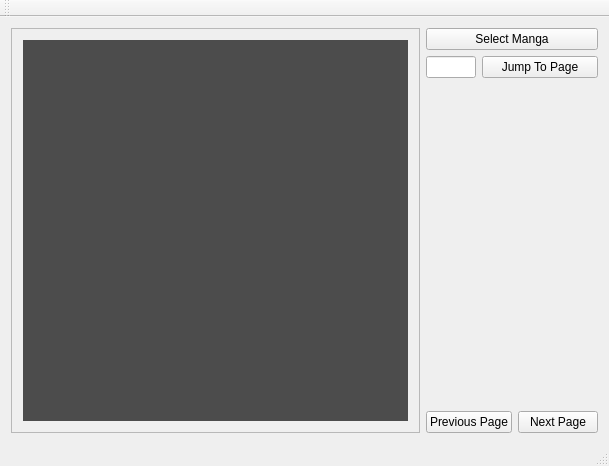
Before: the Qt Designer form mainwindow.ui in joe-broder15/mango, drawn with Qt 5.
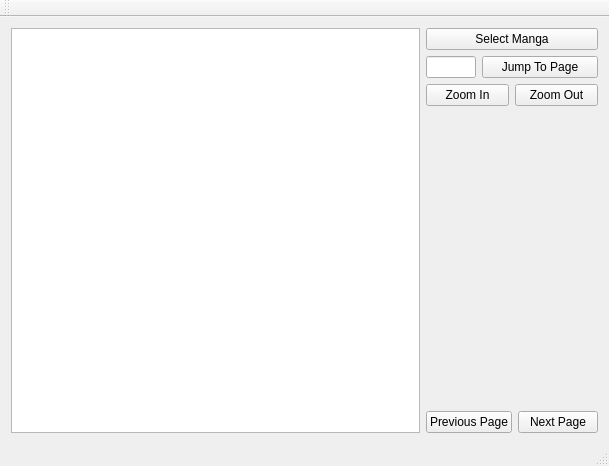
After: the same form once the commit is applied.

Commit message:
Graphics View
Scrolling, kinetic panning, and zoom buttons

Patch:
```diff
--- a/mainwindow.ui
+++ b/mainwindow.ui
@@ -14,51 +14,14 @@
    <string>MainWindow</string>
   </property>
   <widget class="QWidget" name="centralWidget">
-   <layout class="QVBoxLayout" name="verticalLayout_3">
-    <item>
      <layout class="QHBoxLayout" name="horizontalLayout_3">
       <item>
-       <widget class="QScrollArea" name="scrollArea">
-        <property name="widgetResizable">
-         <bool>true</bool>
-        </property>
-        <widget class="QWidget" name="scrollAreaWidgetContents_2">
-         <property name="geometry">
-          <rect>
-           <x>0</x>
-           <y>0</y>
-           <width>331</width>
-           <height>382</height>
-          </rect>
-         </property>
-         <layout class="QVBoxLayout" name="verticalLayout_2">
-          <item>
-           <widget class="QLabel" name="pageDisplay">
-            <property name="sizePolicy">
-             <sizepolicy hsizetype="Expanding" vsizetype="Minimum">
-              <horstretch>0</horstretch>
-              <verstretch>0</verstretch>
-             </sizepolicy>
-            </property>
-            <property name="styleSheet">
-             <string notr="true">background-color: rgb(76, 76, 76);</string>
-            </property>
-            <property name="text">
-             <string/>
-            </property>
-            <property name="alignment">
-             <set>Qt::AlignCenter</set>
-            </property>
-           </widget>
-          </item>
-         </layout>
-        </widget>
-       </widget>
+     <widget class="QGraphicsView" name="pageDisplay"/>
       </item>
       <item>
        <layout class="QVBoxLayout" name="verticalLayout_4">
         <item>
-         <layout class="QHBoxLayout" name="horizontalLayout_2">
+       <layout class="QVBoxLayout" name="verticalLayout">
           <item>
            <widget class="QPushButton" name="getMangaButton">
             <property name="text">
@@ -66,10 +29,6 @@
             </property>
            </widget>
           </item>
-         </layout>
-        </item>
-        <item>
-         <layout class="QVBoxLayout" name="verticalLayout">
           <item>
            <layout class="QHBoxLayout" name="horizontalLayout">
             <item>
@@ -97,6 +56,24 @@
             </item>
            </layout>
           </item>
+        <item>
+         <layout class="QHBoxLayout" name="horizontalLayout_2">
+          <item>
+           <widget class="QPushButton" name="pushButton_2">
+            <property name="text">
+             <string>Zoom In</string>
+            </property>
+           </widget>
+          </item>
+          <item>
+           <widget class="QPushButton" name="pushButton">
+            <property name="text">
+             <string>Zoom Out</string>
+            </property>
+           </widget>
+          </item>
+         </layout>
+        </item>
           <item>
            <spacer name="verticalSpacer">
             <property name="orientation">
@@ -135,8 +112,6 @@
                <string>Next Page</string>
               </property>
              </widget>
-            </item>
-           </layout>
           </item>
          </layout>
         </item>
```
Lines whose indentation alone changed are shown as unchanged. The commit also changes 2 other files.
